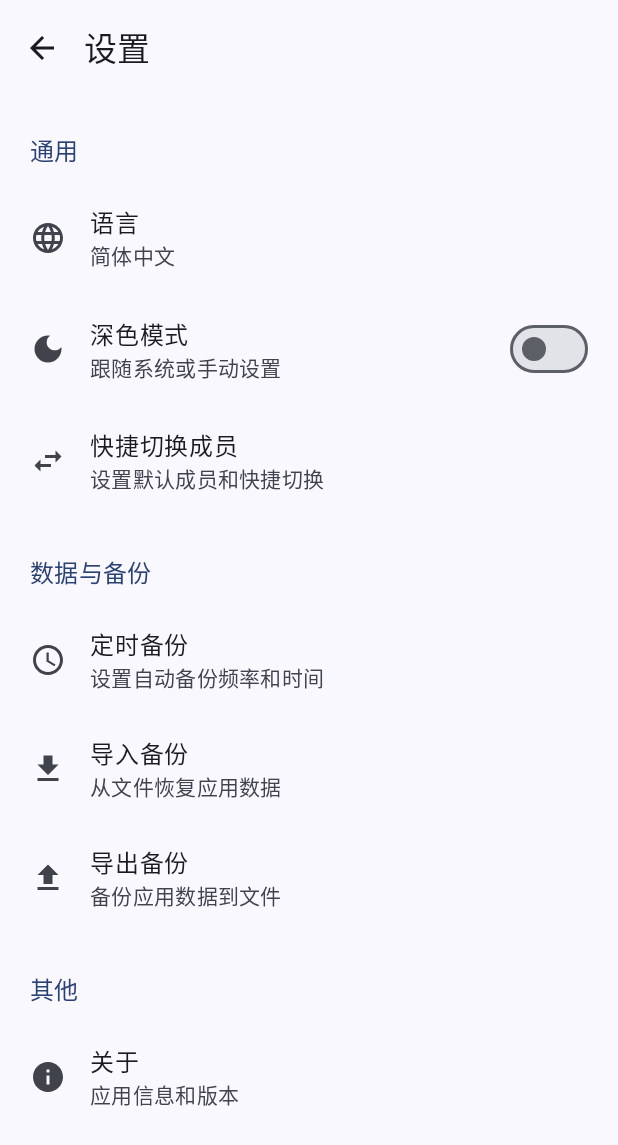
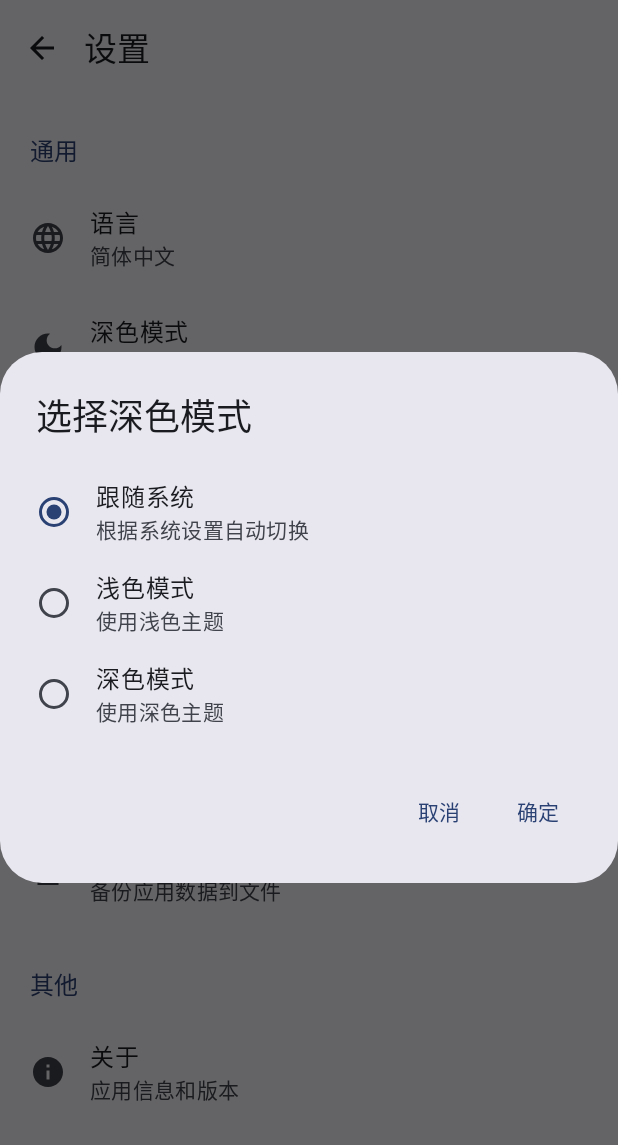
Before and after one commit to moumoum0/SElves, an Android app built with Jetpack Compose: the SettingsScreen screen opened through its navigation route, after a tap on "深色模式", on a phone screen of 412 x 824 dp. Shown: the top 1145 px of the screen. Run offline under Robolectric (Android 15) with nearby library versions, the phone set to English and light mode, and no system bars; our stand-ins replace Dagger/Hilt's generated code, accompanist; pictures from the network do not load.

Commit message:
深色模式

```diff
--- a/app/src/main/java/com/selves/xnn/MainActivity.kt
+++ b/app/src/main/java/com/selves/xnn/MainActivity.kt
@@ -11,18 +11,27 @@ import androidx.compose.foundation.isSystemInDarkTheme
 import androidx.compose.material3.MaterialTheme
 import androidx.compose.material3.Surface
 import androidx.compose.runtime.SideEffect
+import androidx.compose.runtime.collectAsState
+import androidx.compose.runtime.getValue
 import androidx.compose.ui.graphics.Color
 import androidx.compose.ui.graphics.toArgb
 import androidx.core.view.WindowCompat
 import com.selves.xnn.ui.screens.AppNavigationScreen
 import com.selves.xnn.ui.theme.SelvesTheme
+import com.selves.xnn.ui.theme.shouldUseDarkTheme
 import com.selves.xnn.ui.viewmodels.MainViewModel
+import com.selves.xnn.data.MemberPreferences
+import com.selves.xnn.model.ThemeMode
 import com.google.accompanist.systemuicontroller.rememberSystemUiController
 import dagger.hilt.android.AndroidEntryPoint
+import javax.inject.Inject
 
 @AndroidEntryPoint
 class MainActivity : ComponentActivity() {
     private val mainViewModel: MainViewModel by viewModels()
+
+    @Inject
+    lateinit var memberPreferences: MemberPreferences
 
     override fun onCreate(savedInstanceState: Bundle?) {
         super.onCreate(savedInstanceState)
@@ -39,19 +48,22 @@ class MainActivity : ComponentActivity() {
         enableEdgeToEdge()
 
         setContent {
-            SelvesTheme {
+            val themeMode by memberPreferences.themeMode.collectAsState(initial = ThemeMode.SYSTEM)
+
+            SelvesTheme(themeMode = themeMode) {
                 val systemUiController = rememberSystemUiController()
-                val isDarkTheme = isSystemInDarkTheme()
+                val isDarkTheme = shouldUseDarkTheme(themeMode)
                 val surfaceVariantColor = MaterialTheme.colorScheme.surfaceVariant
+                val surfaceColor = MaterialTheme.colorScheme.surface
 
                 SideEffect {
-                    // 设置状态栏为白色
+                    // 根据主题模式设置状态栏颜色
                     systemUiController.setStatusBarColor(
-                        color = Color.White,
-                        darkIcons = true // 因为背景是白色，所以图标使用深色
+                        color = if (isDarkTheme) surfaceColor else Color.White,
+                        darkIcons = !isDarkTheme
                     )
 
-                    // 导航栏仍然使用surfaceVariant颜色
+                    // 导航栏使用surfaceVariant颜色
                     systemUiController.setNavigationBarColor(
                         color = surfaceVariantColor,
                         darkIcons = !isDarkTheme
--- /dev/null
+++ b/app/src/main/java/com/selves/xnn/model/ThemeMode.kt
@@ -0,0 +1,21 @@
+package com.selves.xnn.model
+
+/**
+ * 主题模式枚举
+ */
+enum class ThemeMode {
+    SYSTEM,  // 跟随系统
+    LIGHT,   // 浅色模式
+    DARK     // 深色模式
+}
+
+/**
+ * 获取主题模式的显示名称
+ */
+fun ThemeMode.getDisplayName(): String {
+    return when (this) {
+        ThemeMode.SYSTEM -> "跟随系统"
+        ThemeMode.LIGHT -> "浅色模式"
+        ThemeMode.DARK -> "深色模式"
+    }
+}
--- a/app/src/main/java/com/selves/xnn/ui/components/CreateSystemDialog.kt
+++ b/app/src/main/java/com/selves/xnn/ui/components/CreateSystemDialog.kt
@@ -63,7 +63,7 @@ fun CreateSystemDialog(
     Box(
         modifier = Modifier
             .fillMaxSize()
-            .background(Color.White)
+            .background(MaterialTheme.colorScheme.background)
     ) {
         Column(
             modifier = Modifier.fillMaxSize()
@@ -97,7 +97,7 @@ fun CreateSystemDialog(
                     }
                 },
                 colors = TopAppBarDefaults.topAppBarColors(
-                    containerColor = Color.White
+                    containerColor = MaterialTheme.colorScheme.surface
                 )
             )
 
--- a/app/src/main/java/com/selves/xnn/ui/components/CreateVoteDialog.kt
+++ b/app/src/main/java/com/selves/xnn/ui/components/CreateVoteDialog.kt
@@ -52,7 +52,7 @@ fun CreateVoteDialog(
     Box(
         modifier = Modifier
             .fillMaxSize()
-            .background(Color.White)
+            .background(MaterialTheme.colorScheme.background)
     ) {
         Column(
             modifier = Modifier.fillMaxSize()
@@ -60,7 +60,7 @@ fun CreateVoteDialog(
             // 顶部工具栏
             Surface(
                 modifier = Modifier.fillMaxWidth(),
-                color = Color.White,
+                color = MaterialTheme.colorScheme.surface,
                 shadowElevation = 4.dp
             ) {
                 TopAppBar(
@@ -100,7 +100,7 @@ fun CreateVoteDialog(
                         }
                     },
                     colors = TopAppBarDefaults.topAppBarColors(
-                        containerColor = Color.White
+                        containerColor = MaterialTheme.colorScheme.surface
                     )
                 )
             }
--- a/app/src/main/java/com/selves/xnn/ui/components/EditDynamicDialog.kt
+++ b/app/src/main/java/com/selves/xnn/ui/components/EditDynamicDialog.kt
@@ -90,7 +90,7 @@ fun EditDynamicDialog(
     Box(
         modifier = Modifier
             .fillMaxSize()
-            .background(Color.White)
+            .background(MaterialTheme.colorScheme.background)
     ) {
         Column(
             modifier = Modifier.fillMaxSize()
@@ -116,7 +116,7 @@ fun EditDynamicDialog(
                     }
                 },
                 colors = TopAppBarDefaults.topAppBarColors(
-                    containerColor = Color.White
+                    containerColor = MaterialTheme.colorScheme.surface
                 )
             )
 
--- /dev/null
+++ b/app/src/main/java/com/selves/xnn/ui/components/ThemeModeDialog.kt
@@ -0,0 +1,91 @@
+package com.selves.xnn.ui.components
+
+import androidx.compose.foundation.layout.*
+import androidx.compose.foundation.selection.selectable
+import androidx.compose.foundation.selection.selectableGroup
+import androidx.compose.material3.*
+import androidx.compose.runtime.*
+import androidx.compose.ui.Alignment
+import androidx.compose.ui.Modifier
+import androidx.compose.ui.semantics.Role
+import androidx.compose.ui.text.font.FontWeight
+import androidx.compose.ui.unit.dp
+import com.selves.xnn.model.ThemeMode
+import com.selves.xnn.model.getDisplayName
+
+@Composable
+fun ThemeModeDialog(
+    isOpen: Boolean,
+    selectedThemeMode: ThemeMode,
+    onThemeModeSelected: (ThemeMode) -> Unit,
+    onDismiss: () -> Unit
+) {
+    if (isOpen) {
+        AlertDialog(
+            onDismissRequest = onDismiss,
+            title = {
+                Text(
+                    text = "选择深色模式",
+                    style = MaterialTheme.typography.headlineSmall,
+                    fontWeight = FontWeight.Medium
+                )
+            },
+            text = {
+                Column(
+                    modifier = Modifier.selectableGroup()
+                ) {
+                    ThemeMode.values().forEach { themeMode ->
+                        Row(
+                            modifier = Modifier
+                                .fillMaxWidth()
+                                .selectable(
+                                    selected = (themeMode == selectedThemeMode),
+                                    onClick = {
+                                        onThemeModeSelected(themeMode)
+                                    },
+                                    role = Role.RadioButton
+                                )
+                                .padding(vertical = 8.dp),
+                            verticalAlignment = Alignment.CenterVertically
+                        ) {
+                            RadioButton(
+                                selected = (themeMode == selectedThemeMode),
+                                onClick = null
+                            )
+
+                            Spacer(modifier = Modifier.width(16.dp))
+
+                            Column {
+                                Text(
+                                    text = themeMode.getDisplayName(),
+                                    style = MaterialTheme.typography.bodyLarge,
+                                    color = MaterialTheme.colorScheme.onSurface
+                                )
+
+                                Text(
+                                    text = when (themeMode) {
+                                        ThemeMode.SYSTEM -> "根据系统设置自动切换"
+                                        ThemeMode.LIGHT -> "使用浅色主题"
+                                        ThemeMode.DARK -> "使用深色主题"
+                                    },
+                                    style = MaterialTheme.typography.bodyMedium,
+                                    color = MaterialTheme.colorScheme.onSurfaceVariant
+                                )
+                            }
+                        }
+                    }
+                }
+            },
+            confirmButton = {
+                TextButton(onClick = onDismiss) {
+                    Text("确定")
+                }
+            },
+            dismissButton = {
+                TextButton(onClick = onDismiss) {
+                    Text("取消")
+                }
+            }
+        )
+    }
+}
--- a/app/src/main/java/com/selves/xnn/ui/components/UserInfoHeader.kt
+++ b/app/src/main/java/com/selves/xnn/ui/components/UserInfoHeader.kt
@@ -21,7 +21,7 @@ fun UserInfoHeader(
     currentMember: Member,
     onMemberSwitch: () -> Unit,
     modifier: Modifier = Modifier,
-    backgroundColor: Color = Color.White,
+    backgroundColor: Color = MaterialTheme.colorScheme.surface,
     showSwitchButton: Boolean = true
 ) {
     Row(
--- a/app/src/main/java/com/selves/xnn/ui/screens/DynamicDetailScreen.kt
+++ b/app/src/main/java/com/selves/xnn/ui/screens/DynamicDetailScreen.kt
@@ -75,7 +75,7 @@ fun DynamicDetailScreen(
                     }
                 },
                 colors = TopAppBarDefaults.topAppBarColors(
-                    containerColor = Color.White
+                    containerColor = MaterialTheme.colorScheme.surface
                 )
             )
         }
--- a/app/src/main/java/com/selves/xnn/ui/screens/DynamicScreen.kt
+++ b/app/src/main/java/com/selves/xnn/ui/screens/DynamicScreen.kt
@@ -308,7 +308,7 @@ fun DynamicTopBar(
                     }
                 },
                 colors = TopAppBarDefaults.topAppBarColors(
-                    containerColor = Color.White
+                    containerColor = MaterialTheme.colorScheme.surface
                 )
             )
         }
--- a/app/src/main/java/com/selves/xnn/ui/screens/GroupChatScreen.kt
+++ b/app/src/main/java/com/selves/xnn/ui/screens/GroupChatScreen.kt
@@ -170,7 +170,7 @@ fun GroupItem(
         modifier = Modifier
             .fillMaxWidth()
             .clickable(onClick = onClick)
-            .background(Color.White)
+            .background(MaterialTheme.colorScheme.surface)
             .padding(horizontal = 16.dp, vertical = 12.dp),
         verticalAlignment = Alignment.CenterVertically
     ) {
--- a/app/src/main/java/com/selves/xnn/ui/screens/SettingsScreen.kt
+++ b/app/src/main/java/com/selves/xnn/ui/screens/SettingsScreen.kt
@@ -13,13 +13,20 @@ import androidx.compose.ui.Modifier
 import androidx.compose.ui.graphics.vector.ImageVector
 import androidx.compose.ui.text.font.FontWeight
 import androidx.compose.ui.unit.dp
+import androidx.hilt.navigation.compose.hiltViewModel
+import com.selves.xnn.ui.viewmodels.SettingsViewModel
+import com.selves.xnn.ui.components.ThemeModeDialog
+import com.selves.xnn.model.getDisplayName
 
 @OptIn(ExperimentalMaterial3Api::class)
 @Composable
 fun SettingsScreen(
     onNavigateBack: () -> Unit,
-    onNavigateToAbout: () -> Unit = {}
+    onNavigateToAbout: () -> Unit = {},
+    viewModel: SettingsViewModel = hiltViewModel()
 ) {
+    val themeMode by viewModel.themeMode.collectAsState()
+    val showThemeModeDialog by viewModel.showThemeModeDialog.collectAsState()
     Scaffold(
         topBar = {
             TopAppBar(
@@ -63,12 +70,11 @@ fun SettingsScreen(
             }
 
             item {
-                SettingsSwitchItem(
+                SettingsItem(
                     icon = Icons.Default.DarkMode,
                     title = "深色模式",
-                    subtitle = "跟随系统或手动设置",
-                    checked = false, // TODO: 绑定实际状态
-                    onCheckedChange = { /* TODO: 实现深色模式切换 */ }
+                    subtitle = themeMode.getDisplayName(),
+                    onClick = { viewModel.showThemeModeDialog() }
                 )
             }
 
@@ -129,6 +135,16 @@ fun SettingsScreen(
                 )
             }
         }
+
+        // 主题模式选择对话框
+        ThemeModeDialog(
+            isOpen = showThemeModeDialog,
+            selectedThemeMode = themeMode,
+            onThemeModeSelected = { selectedMode ->
+                viewModel.setThemeMode(selectedMode)
+            },
+            onDismiss = { viewModel.hideThemeModeDialog() }
+        )
     }
 }
 
--- a/app/src/main/java/com/selves/xnn/ui/screens/VoteDetailScreen.kt
+++ b/app/src/main/java/com/selves/xnn/ui/screens/VoteDetailScreen.kt
@@ -101,7 +101,7 @@ fun VoteDetailScreen(
                     }
                 },
                 colors = TopAppBarDefaults.topAppBarColors(
-                    containerColor = Color.White
+                    containerColor = MaterialTheme.colorScheme.surface
                 )
             )
         }
--- a/app/src/main/java/com/selves/xnn/ui/screens/VoteScreen.kt
+++ b/app/src/main/java/com/selves/xnn/ui/screens/VoteScreen.kt
@@ -171,7 +171,7 @@ fun VoteTopBar(
         // 主导航栏
         Surface(
             modifier = Modifier.fillMaxWidth(),
-            color = Color.White,
+            color = MaterialTheme.colorScheme.surface,
             shadowElevation = 4.dp
         ) {
             TopAppBar(
@@ -253,7 +253,7 @@ fun VoteTopBar(
                     }
                 },
                 colors = TopAppBarDefaults.topAppBarColors(
-                    containerColor = Color.White
+                    containerColor = MaterialTheme.colorScheme.surface
                 )
             )
         }
@@ -261,7 +261,7 @@ fun VoteTopBar(
         // 过滤标签栏
         Surface(
             modifier = Modifier.fillMaxWidth(),
-            color = Color.White
+            color = MaterialTheme.colorScheme.surface
         ) {
             Row(
                 modifier = Modifier
--- a/app/src/main/java/com/selves/xnn/ui/theme/Theme.kt
+++ b/app/src/main/java/com/selves/xnn/ui/theme/Theme.kt
@@ -10,6 +10,7 @@ import androidx.compose.material3.dynamicLightColorScheme
 import androidx.compose.material3.lightColorScheme
 import androidx.compose.runtime.Composable
 import androidx.compose.ui.platform.LocalContext
+import com.selves.xnn.model.ThemeMode
 
 private val DarkColorScheme = darkColorScheme(
     primary = Purple80,
@@ -33,13 +34,26 @@ private val LightColorScheme = lightColorScheme(
     */
 )
 
+/**
+ * 根据主题模式确定是否使用深色主题
+ */
+@Composable
+fun shouldUseDarkTheme(themeMode: ThemeMode): Boolean {
+    return when (themeMode) {
+        ThemeMode.SYSTEM -> isSystemInDarkTheme()
+        ThemeMode.LIGHT -> false
+        ThemeMode.DARK -> true
+    }
+}
+
 @Composable
 fun SelvesTheme(
-    darkTheme: Boolean = isSystemInDarkTheme(),
+    themeMode: ThemeMode = ThemeMode.SYSTEM,
     // Dynamic color is available on Android 12+
     dynamicColor: Boolean = true,
     content: @Composable () -> Unit
 ) {
+    val darkTheme = shouldUseDarkTheme(themeMode)
     val colorScheme = when {
         dynamicColor && Build.VERSION.SDK_INT >= Build.VERSION_CODES.S -> {
             val context = LocalContext.current
--- /dev/null
+++ b/app/src/main/java/com/selves/xnn/ui/viewmodels/SettingsViewModel.kt
@@ -0,0 +1,46 @@
+package com.selves.xnn.ui.viewmodels
+
+import androidx.lifecycle.ViewModel
+import androidx.lifecycle.viewModelScope
+import com.selves.xnn.data.MemberPreferences
+import com.selves.xnn.model.ThemeMode
+import dagger.hilt.android.lifecycle.HiltViewModel
+import kotlinx.coroutines.flow.MutableStateFlow
+import kotlinx.coroutines.flow.StateFlow
+import kotlinx.coroutines.flow.asStateFlow
+import kotlinx.coroutines.launch
+import javax.inject.Inject
+
+@HiltViewModel
+class SettingsViewModel @Inject constructor(
+    private val memberPreferences: MemberPreferences
+) : ViewModel() {
+
+    private val _themeMode = MutableStateFlow(ThemeMode.SYSTEM)
+    val themeMode: StateFlow<ThemeMode> = _themeMode.asStateFlow()
+
+    private val _showThemeModeDialog = MutableStateFlow(false)
+    val showThemeModeDialog: StateFlow<Boolean> = _showThemeModeDialog.asStateFlow()
+
+    init {
+        viewModelScope.launch {
+            memberPreferences.themeMode.collect { mode ->
+                _themeMode.value = mode
+            }
+        }
+    }
+
+    fun setThemeMode(themeMode: ThemeMode) {
+        viewModelScope.launch {
+            memberPreferences.saveThemeMode(themeMode)
+        }
+    }
+
+    fun showThemeModeDialog() {
+        _showThemeModeDialog.value = true
+    }
+
+    fun hideThemeModeDialog() {
+        _showThemeModeDialog.value = false
+    }
+}
```
Also changed, not shown: app/src/main/java/com/selves/xnn/data/MemberPreferences.kt (+24 -0 lines), app/src/main/java/com/selves/xnn/ui/screens/TodoScreen.kt (+10 -2 lines), 2 other files.
